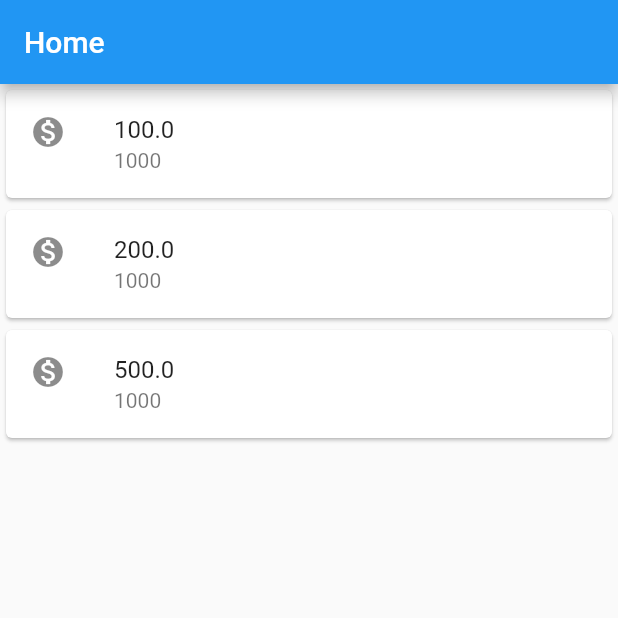
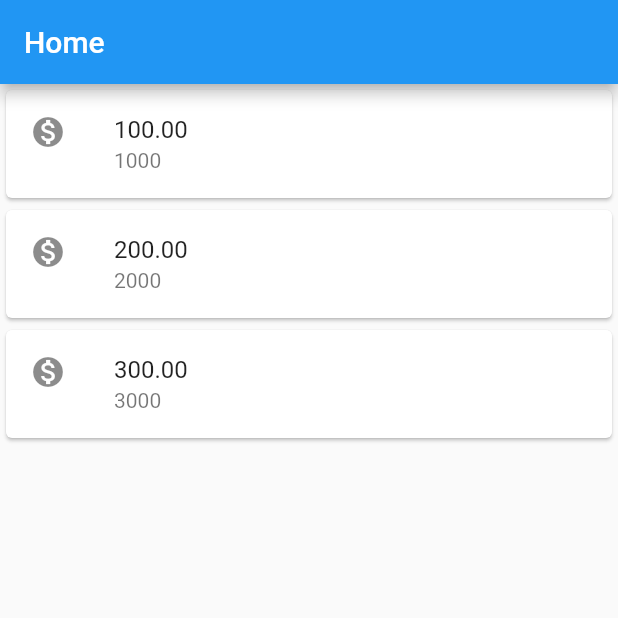
Before and after one commit to ItsJuniorDias/Ecommerce-Flutter, a Flutter app: the screen it shows after launch, on a phone screen of 412 x 824 dp, the top half of it. Run offline on Flutter 3.47's test engine with Material 2 defaults, Android fonts, the phone set to English and light mode, and no system bars.

```diff
--- a/studentbook/lib/main.dart
+++ b/studentbook/lib/main.dart
@@ -10,31 +10,7 @@ class MyApp extends StatelessWidget {
   Widget build(BuildContext context) {
     return MaterialApp(
       home: Scaffold(
-        body: Column(
-          children: <Widget> [
-           Card(
-            child: ListTile(
-              leading: Icon(Icons.monetization_on),
-              title: Text('100.0'),
-              subtitle: Text('1000'),
-            )
-          ),
-          Card(
-            child: ListTile(
-              leading: Icon(Icons.monetization_on),
-              title: Text('200.0'),
-              subtitle: Text('1000'),
-            )
-          ),
-          Card(
-            child: ListTile(
-              leading: Icon(Icons.monetization_on),
-              title: Text('500.0'),
-              subtitle: Text('1000'),
-            )
-          ),
-          ],
-        ),
+        body:ListTransfer(),
         appBar: AppBar(title: Text('Home'),),
         floatingActionButton: FloatingActionButton(
           child: Icon(Icons.add),
@@ -43,3 +19,39 @@ class MyApp extends StatelessWidget {
     );
   }
 }
+
+class ListTransfer extends StatelessWidget {
+  @override
+   Widget build(BuildContext context) {
+    return Column(
+          children: <Widget> [
+            ItemTransferencia('100.00', '1000'),
+            ItemTransferencia('200.00', '2000'),
+            ItemTransferencia('300.00', '3000'),
+          ],
+        );
+  }
+
+}
+
+class ItemTransferencia extends StatelessWidget {
+
+  final String value;
+  final String numberAccount;
+
+  ItemTransferencia(this.value, this.numberAccount);
+
+
+
+  @override
+  Widget build(BuildContext context) {
+    return  Card(
+            child: ListTile(
+              leading: Icon(Icons.monetization_on),
+              title: Text(value),
+              subtitle: Text(numberAccount),
+            )
+          );
+  }
+
+}
```
